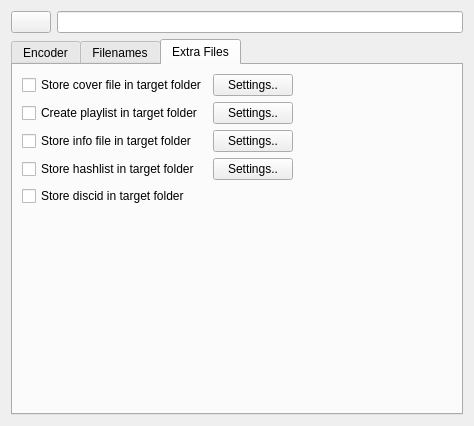
The window that dialogs/profiledatawidgetUI.ui (marco-mania/audex-old) describes before a commit, drawn with Qt 5.
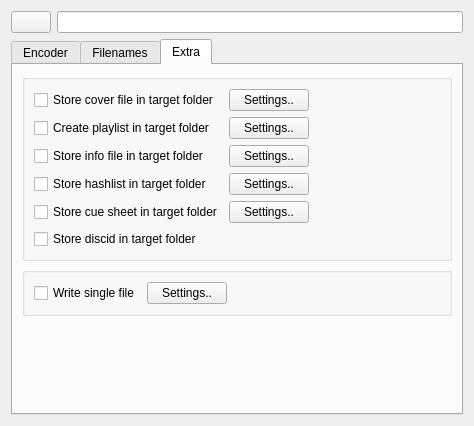
The same window after the commit. The open tabs and pages were chosen to show the change. Custom widgets are drawn as their Qt base class.

```diff
--- a/dialogs/profiledatawidgetUI.ui
+++ b/dialogs/profiledatawidgetUI.ui
@@ -7,7 +7,7 @@
     <x>0</x>
     <y>0</y>
     <width>454</width>
-    <height>410</height>
+    <height>415</height>
    </rect>
   </property>
   <property name="windowTitle">
@@ -155,8 +155,14 @@
      </widget>
      <widget class="QWidget" name="tab_2">
       <attribute name="title">
-       <string>Extra Files</string>
+       <string>Extra</string>
       </attribute>
+      <layout class="QGridLayout" name="gridLayout_4">
+       <item row="0" column="0">
+        <widget class="QGroupBox" name="groupBox_extrafiles">
+         <property name="title">
+          <string notr="true"/>
+         </property>
       <layout class="QGridLayout" name="gridLayout">
        <item row="0" column="0">
         <widget class="QCheckBox" name="checkBox_cover">
@@ -210,15 +216,15 @@
          </property>
         </widget>
        </item>
-       <item row="1" column="2">
-        <spacer name="horizontalSpacer_10">
+          <item row="1" column="2" rowspan="2">
+           <spacer name="horizontalSpacer">
          <property name="orientation">
           <enum>Qt::Horizontal</enum>
          </property>
          <property name="sizeHint" stdset="0">
           <size>
-           <width>116</width>
-           <height>22</height>
+              <width>81</width>
+              <height>20</height>
           </size>
          </property>
         </spacer>
@@ -276,6 +282,20 @@
         </widget>
        </item>
        <item row="4" column="0">
+           <widget class="QCheckBox" name="checkBox_cuesheet">
+            <property name="text">
+             <string>Store cue sheet in target folder</string>
+            </property>
+           </widget>
+          </item>
+          <item row="4" column="1">
+           <widget class="KPushButton" name="kpushbutton_cuesheet">
+            <property name="text">
+             <string>Settings..</string>
+            </property>
+           </widget>
+          </item>
+          <item row="5" column="0">
         <widget class="QCheckBox" name="checkBox_discid">
          <property name="font">
           <font>
@@ -288,7 +308,52 @@
          </property>
         </widget>
        </item>
-       <item row="5" column="0">
+         </layout>
+        </widget>
+       </item>
+       <item row="1" column="0">
+        <widget class="QGroupBox" name="groupBox_singlefile">
+         <property name="title">
+          <string notr="true"/>
+         </property>
+         <layout class="QGridLayout" name="gridLayout_3">
+          <item row="0" column="0">
+           <widget class="QCheckBox" name="checkBox_singlefile">
+            <property name="enabled">
+             <bool>true</bool>
+            </property>
+            <property name="text">
+             <string>Write single file</string>
+            </property>
+           </widget>
+          </item>
+          <item row="0" column="1">
+           <widget class="KPushButton" name="kpushbutton_singlefile">
+            <property name="enabled">
+             <bool>true</bool>
+            </property>
+            <property name="text">
+             <string>Settings..</string>
+            </property>
+           </widget>
+          </item>
+          <item row="0" column="2">
+           <spacer name="horizontalSpacer_2">
+            <property name="orientation">
+             <enum>Qt::Horizontal</enum>
+            </property>
+            <property name="sizeHint" stdset="0">
+             <size>
+              <width>187</width>
+              <height>20</height>
+             </size>
+            </property>
+           </spacer>
+          </item>
+         </layout>
+        </widget>
+       </item>
+       <item row="2" column="0">
         <spacer name="verticalSpacer_2">
          <property name="orientation">
           <enum>Qt::Vertical</enum>
@@ -296,7 +361,7 @@
          <property name="sizeHint" stdset="0">
           <size>
            <width>20</width>
-           <height>40</height>
+           <height>88</height>
           </size>
          </property>
         </spacer>
```
Left out of the diff: 37 changed lines with no effect on the pictures. Lines whose indentation alone changed are shown as unchanged.
